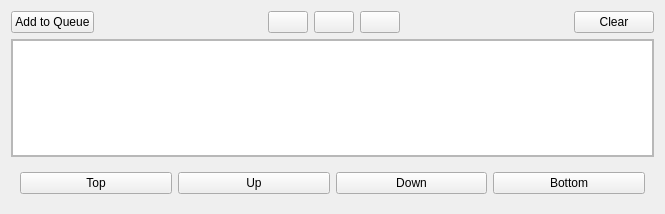
First picture: the form in src/QSviz/resources/queueeditor.ui, repository BCDA-APS/QSview, before the edit.
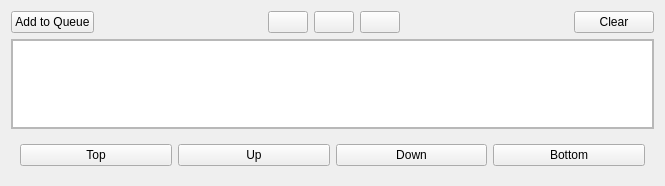
Second picture: the form after the edit. Icons and pictures are not drawn.

```diff
--- a/src/QSviz/resources/queueeditor.ui
+++ b/src/QSviz/resources/queueeditor.ui
@@ -7,7 +7,7 @@
     <x>0</x>
     <y>0</y>
     <width>665</width>
-    <height>214</height>
+    <height>186</height>
    </rect>
   </property>
   <property name="windowTitle">
```
